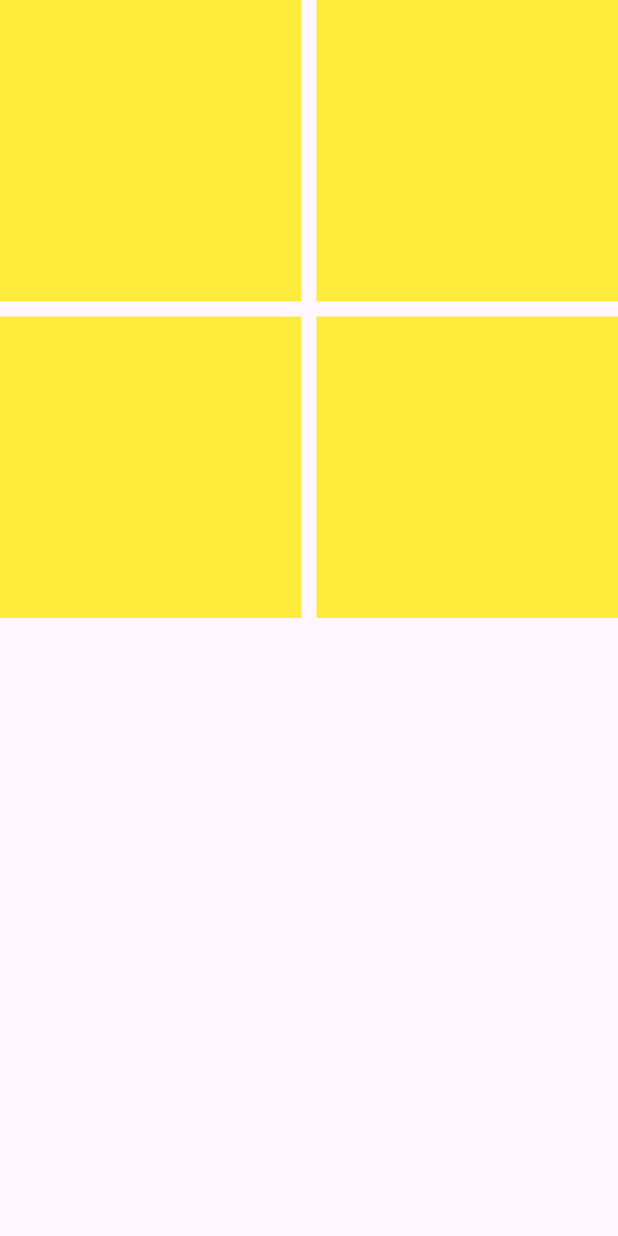
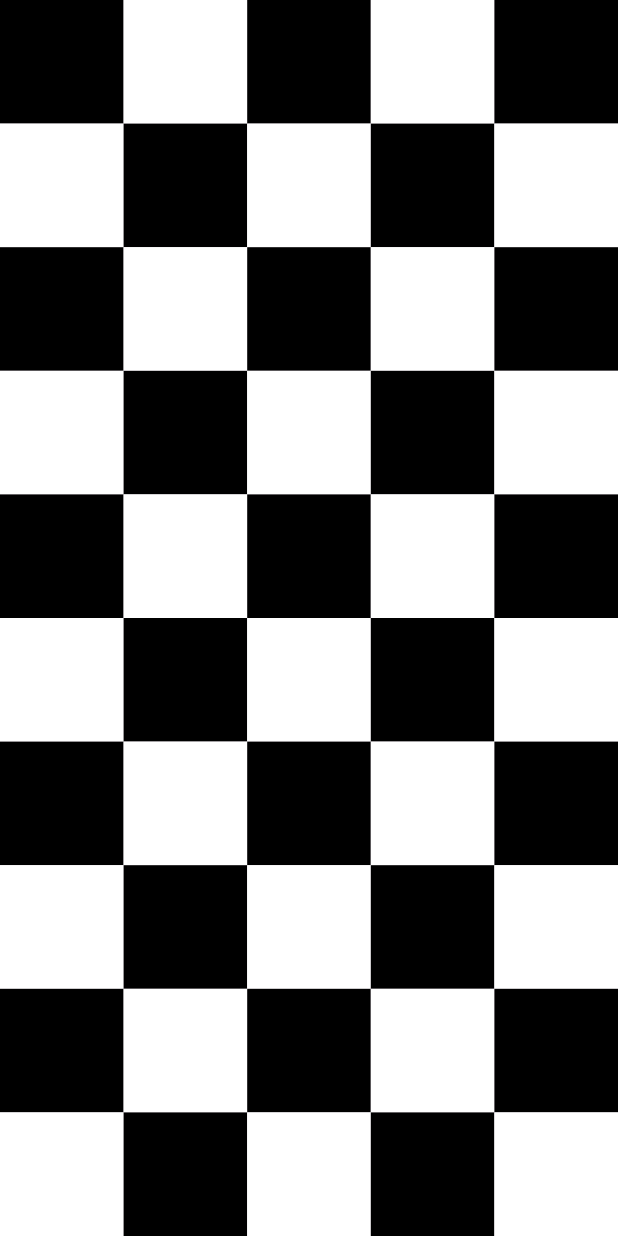
Before and after one commit to hamad-mf/grid_view_sample_aug_14, a Flutter app: the screen it shows after launch, on a phone screen of 412 x 824 dp. Run offline on Flutter 3.47's test engine with Material 3 defaults, Android fonts, the phone set to English and light mode, and no system bars.

Commit message:
checkbox pattern

```diff
--- a/lib/main.dart
+++ b/lib/main.dart
@@ -13,12 +13,12 @@ class MyApp extends StatelessWidget {
       debugShowCheckedModeBanner: false,
       home: Scaffold(
         body: GridView.builder(
-          itemCount: 4,
+          itemCount: 100,
           gridDelegate: const SliverGridDelegateWithFixedCrossAxisCount(
-              crossAxisCount: 2, mainAxisSpacing: 10, crossAxisSpacing: 10),
-          itemBuilder: (context, index) => Container(
-            color: Colors.yellow,
+            crossAxisCount: 5,
           ),
+          itemBuilder: (context, index) =>
+              Container(color: index.isEven ? Colors.black : Colors.white),
         ),
       ),
     );
```
